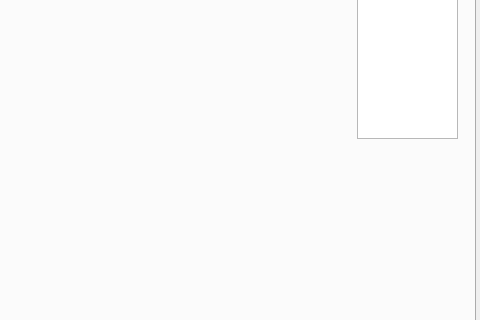
Above: gui/forms/mainwindow.ui from studnitz/octopus before the change; both pictures show x 355 to 835 and y 229 to 549 of the 835 by 738 pixel window. Below: the same form after it.
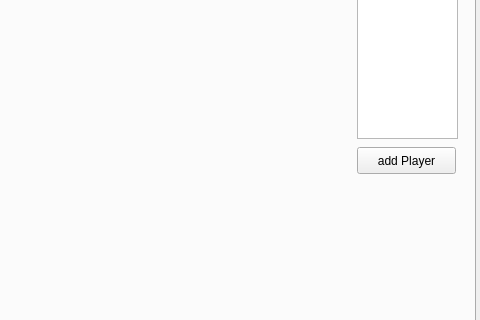
That is the form after the change.

Commit message: Add support for multiple video players #58

```diff
--- a/gui/forms/mainwindow.ui
+++ b/gui/forms/mainwindow.ui
@@ -243,6 +243,19 @@
        </rect>
       </property>
      </widget>
+     <widget class="QPushButton" name="addPlayerButton">
+      <property name="geometry">
+       <rect>
+        <x>700</x>
+        <y>350</y>
+        <width>99</width>
+        <height>27</height>
+       </rect>
+      </property>
+      <property name="text">
+       <string>add Player</string>
+      </property>
+     </widget>
     </widget>
    </widget>
    <widget class="QTextEdit" name="debugTextEdit">
```
The commit also changes 2 other files.
